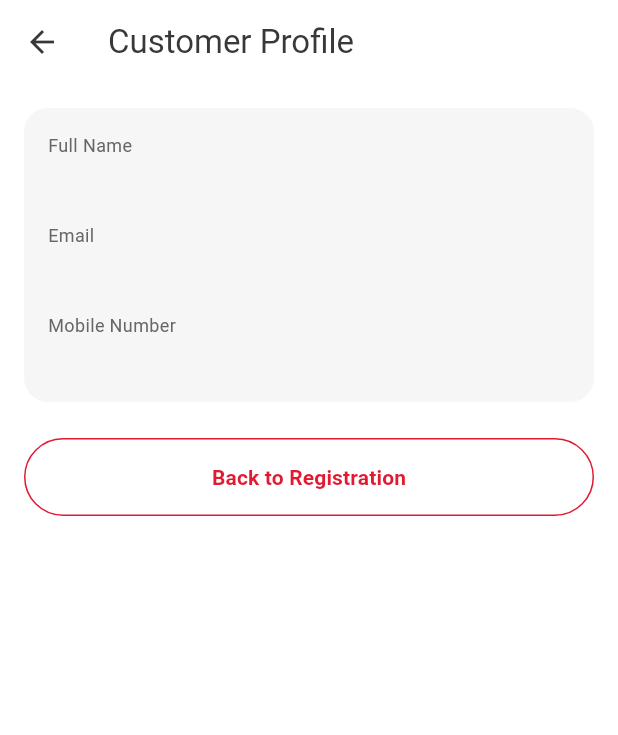
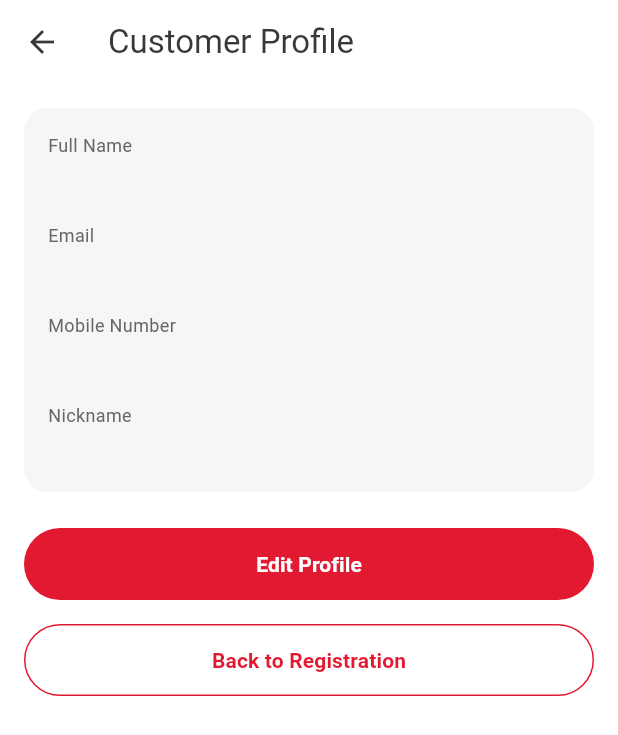
Before and after one commit to catalino-dev/home-debit-ui, a Flutter app: the ProfileScreen screen opened directly with empty values, on a phone screen of 412 x 824 dp. Shown: the top 735 px of the screen. Run offline on Flutter 3.47's test engine with Material 3 defaults, Android fonts, the phone set to English and light mode, and no system bars; accounts and stored records are empty.

Commit message:
Week 2: optional nickname (US-03) and edit profile (US-04)
- Customer gains nullable nickname; profile falls back to 'Not provided'
- ProfileScreen becomes Stateful and owns the saved customer
- New EditProfileScreen with prefilled controllers, Save (PUT) and Cancel
- Back navigation blocked while a save is in flight (PopScope)
- CustomerService.update, shared validators, nullIfBlank extension
- AppSecondaryButton and AppErrorMessage shared widgets
- 36 Flutter tests (model, service, Week 1 and Week 2 widget scenarios)

Co-authored-by: Copilot <223556219+Copilot@users.noreply.github.com>

```diff
--- a/lib/models/customer.dart
+++ b/lib/models/customer.dart
@@ -1,14 +1,22 @@
+/// A customer as known to the app.
+///
+/// Required fields are non-nullable `String`s: the type system guarantees
+/// they always hold a value. [id] and [nickname] are nullable (`?`):
+/// [id] is absent until the backend assigns it, and [nickname] is optional
+/// (US-03), so `null` means "not provided".
 class Customer {
   final int? id;
   final String fullName;
   final String email;
   final String mobileNumber;
+  final String? nickname;
 
   const Customer({
     this.id,
     required this.fullName,
     required this.email,
     required this.mobileNumber,
+    this.nickname,
   });
 
   factory Customer.fromJson(Map<String, dynamic> json) {
@@ -17,16 +25,33 @@ class Customer {
       fullName: json['fullName'] as String,
       email: json['email'] as String,
       mobileNumber: json['mobileNumber'] as String,
+      // Missing key and explicit null both become null.
+      nickname: json['nickname'] as String?,
     );
   }
 
-  Map<String, String> toRegistrationJson() => {
+  /// Body for `POST /api/customers` and `PUT /api/customers/{id}`.
+  Map<String, String?> toRequestJson() => {
     'fullName': fullName,
     'email': email,
     'mobileNumber': mobileNumber,
+    'nickname': nickname,
   };
 
   @override
+  bool operator ==(Object other) =>
+      other is Customer &&
+      other.id == id &&
+      other.fullName == fullName &&
+      other.email == email &&
+      other.mobileNumber == mobileNumber &&
+      other.nickname == nickname;
+
+  @override
+  int get hashCode => Object.hash(id, fullName, email, mobileNumber, nickname);
+
+  @override
   String toString() =>
-      'Customer(id: $id, fullName: $fullName, email: $email, mobileNumber: $mobileNumber)';
+      'Customer(id: $id, fullName: $fullName, email: $email, '
+      'mobileNumber: $mobileNumber, nickname: $nickname)';
 }
--- a/lib/screens/profile_screen.dart
+++ b/lib/screens/profile_screen.dart
@@ -1,20 +1,67 @@
 import 'package:flutter/material.dart';
 
 import '../models/customer.dart';
-import '../theme/app_colors.dart';
+import '../services/customer_service.dart';
 import '../theme/app_spacing.dart';
 import '../widgets/app_card.dart';
+import '../widgets/app_primary_button.dart';
+import '../widgets/app_secondary_button.dart';
+import 'edit_profile_screen.dart';
 
-class ProfileScreen extends StatelessWidget {
+/// Shows the saved customer and owns it: after a successful edit (US-04)
+/// this screen replaces its copy and rebuilds.
+class ProfileScreen extends StatefulWidget {
+  const ProfileScreen({
+    super.key,
+    required this.customer,
+    this.customerService,
+  });
+
+  /// The customer as returned by the backend when the profile was opened.
   final Customer customer;
+  final CustomerService? customerService;
 
-  const ProfileScreen({super.key, required this.customer});
+  @override
+  State<ProfileScreen> createState() => _ProfileScreenState();
+}
+
+class _ProfileScreenState extends State<ProfileScreen> {
+  static const _notProvided = 'Not provided';
+
+  // `late`: assigned in initState, before the first build reads it.
+  late Customer _customer;
+
+  @override
+  void initState() {
+    super.initState();
+    _customer = widget.customer;
+  }
+
+  Future<void> _openEditProfile() async {
+    // Don't let e.g. "Registration successful" cover the Edit form's buttons.
+    ScaffoldMessenger.of(context).hideCurrentSnackBar();
+    // Edit returns the saved Customer on Save, or null on Cancel/back.
+    final updated = await Navigator.push<Customer>(
+      context,
+      MaterialPageRoute(
+        builder: (context) => EditProfileScreen(
+          customer: _customer,
+          customerService: widget.customerService,
+        ),
+      ),
+    );
+    if (!mounted || updated == null) return;
+
+    setState(() => _customer = updated);
+    ScaffoldMessenger.of(context)
+        .showSnackBar(const SnackBar(content: Text('Profile updated')));
+  }
 
   @override
   Widget build(BuildContext context) {
     return Scaffold(
       appBar: AppBar(title: const Text('Customer Profile')),
-      body: Padding(
+      body: SingleChildScrollView(
         padding: const EdgeInsets.all(AppSpacing.normal),
         child: Column(
           crossAxisAlignment: CrossAxisAlignment.stretch,
@@ -23,29 +70,32 @@ class ProfileScreen extends StatelessWidget {
               child: Column(
                 crossAxisAlignment: CrossAxisAlignment.start,
                 children: [
-                  AppLabelValue(label: 'Full Name', value: customer.fullName),
+                  AppLabelValue(label: 'Full Name', value: _customer.fullName),
                   const SizedBox(height: AppSpacing.normal),
-                  AppLabelValue(label: 'Email', value: customer.email),
+                  AppLabelValue(label: 'Email', value: _customer.email),
                   const SizedBox(height: AppSpacing.normal),
                   AppLabelValue(
                     label: 'Mobile Number',
-                    value: customer.mobileNumber,
+                    value: _customer.mobileNumber,
+                  ),
+                  const SizedBox(height: AppSpacing.normal),
+                  AppLabelValue(
+                    label: 'Nickname',
+                    // US-03: `??` supplies the fallback when nickname is null.
+                    value: _customer.nickname ?? _notProvided,
                   ),
                 ],
               ),
             ),
             const SizedBox(height: AppSpacing.large),
-            OutlinedButton(
-              style: OutlinedButton.styleFrom(
-                foregroundColor: AppColorTheme.brand,
-                side: const BorderSide(color: AppColorTheme.brand),
-                shape: const StadiumBorder(),
-                padding: const EdgeInsets.symmetric(
-                  vertical: AppSpacing.normal,
-                ),
-              ),
+            AppPrimaryButton(
+              label: 'Edit Profile',
+              onPressed: _openEditProfile,
+            ),
+            const SizedBox(height: AppSpacing.normal),
+            AppSecondaryButton(
+              label: 'Back to Registration',
               onPressed: () => Navigator.pop(context),
-              child: const Text('Back to Registration'),
             ),
           ],
         ),
--- /dev/null
+++ b/lib/widgets/app_secondary_button.dart
@@ -0,0 +1,37 @@
+import 'package:flutter/material.dart';
+
+import '../theme/app_colors.dart';
+import '../theme/app_spacing.dart';
+import '../theme/app_text_styles.dart';
+
+/// Outlined, full-width companion to [AppPrimaryButton] for secondary
+/// actions such as Cancel or Back.
+class AppSecondaryButton extends StatelessWidget {
+  final String label;
+  final VoidCallback? onPressed;
+
+  const AppSecondaryButton({
+    super.key,
+    required this.label,
+    required this.onPressed,
+  });
+
+  @override
+  Widget build(BuildContext context) {
+    return SizedBox(
+      width: double.infinity,
+      height: 48,
+      child: OutlinedButton(
+        onPressed: onPressed,
+        style: OutlinedButton.styleFrom(
+          foregroundColor: AppColorTheme.brand,
+          disabledForegroundColor: AppColorTheme.disabled,
+          side: const BorderSide(color: AppColorTheme.brand),
+          shape: const StadiumBorder(),
+          padding: const EdgeInsets.symmetric(horizontal: AppSpacing.normal),
+        ),
+        child: Text(label, style: AppTextStyles.button),
+      ),
+    );
+  }
+}
```
Also changed, not shown: lib/screens/edit_profile_screen.dart (added, +172 -0 lines), lib/screens/registration_screen.dart (+29 -42 lines), lib/services/customer_service.dart (+78 -31 lines), lib/utils/customer_validators.dart (added, +45 -0 lines), lib/utils/string_extension.dart (added, +9 -0 lines), lib/widgets/app_error_message.dart (added, +22 -0 lines), 3 other files.
